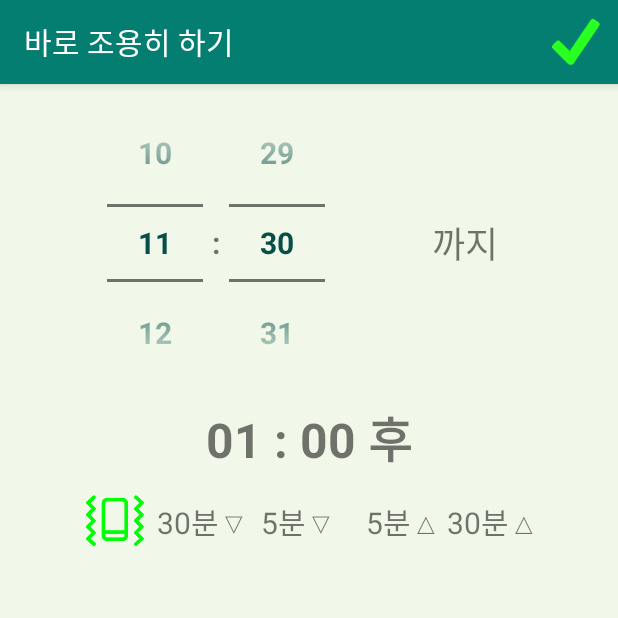
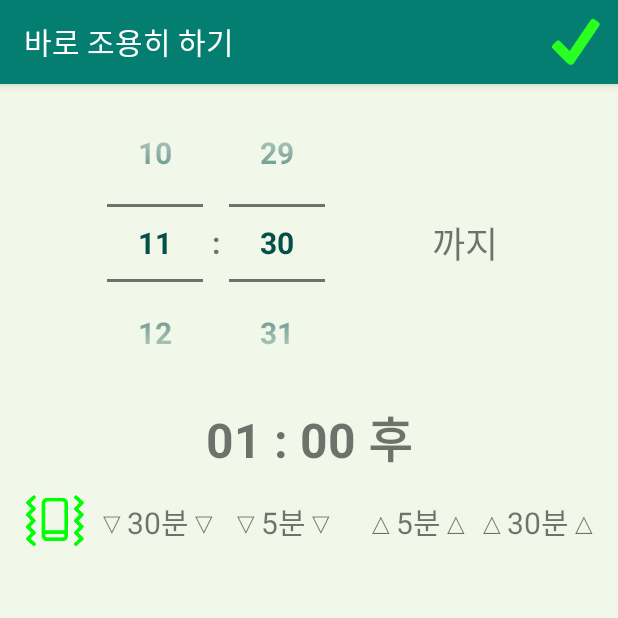
Before and after one commit to riopapa/AutoQuiet, an Android app: the OneTimeActivity screen opened directly, with no data from a screen before it, on a phone screen of 412 x 824 dp, the top half of it. Run offline under Robolectric (Android 15) with nearby library versions, the phone set to English and light mode, and no system bars.

Commit message:
Adjust notification bar, fix onetime call

```diff
--- a/app/src/main/java/com/urrecliner/letmequiet/OneTimeActivity.java
+++ b/app/src/main/java/com/urrecliner/letmequiet/OneTimeActivity.java
@@ -56,13 +56,14 @@ public class OneTimeActivity extends AppCompatActivity {
         subject = quietTask.getSubject();
         vibrate = quietTask.isVibrate();
         speaking = quietTask.isSpeaking();
+        durationMin = default_Duration;
         calendar = Calendar.getInstance();
         calendar.set(Calendar.SECOND,0);
         startHour = calendar.get(Calendar.HOUR_OF_DAY);
         startMin = calendar.get(Calendar.MINUTE);
-        finishHour = startHour + 1;     // default is 60 min.
-        finishMin = startMin;
-        durationMin = default_Duration;
+        calendar.add(Calendar.MINUTE, durationMin);
+        finishHour = calendar.get(Calendar.HOUR_OF_DAY);
+        finishMin = calendar.get(Calendar.MINUTE);
         binding.oneTimePicker.setIs24HourView(true);
         binding.oneTimePicker.setOnTimeChangedListener(new TimePicker.OnTimeChangedListener() {
             @Override
@@ -86,10 +87,10 @@ public class OneTimeActivity extends AppCompatActivity {
 
     void buildScreen() {
         String text;
-        text = interval_Short+"분▽"; binding.minus10Min.setText(text);
-        text = interval_Short+"분△"; binding.plus10Min.setText(text);
-        text = interval_Long+"분▽"; binding.minus30Min.setText(text);
-        text = interval_Long+"분△"; binding.plus30Min.setText(text);
+        text = "▽"+interval_Short+"분▽"; binding.minus10Min.setText(text);
+        text = "△"+interval_Short+"분△"; binding.plus10Min.setText(text);
+        text = "▽"+interval_Long+"분▽"; binding.minus30Min.setText(text);
+        text = "△"+interval_Long+"분△"; binding.plus30Min.setText(text);
     }
     void buttonSetting() {
         binding.oneVibrate.setImageResource((vibrate)? R.mipmap.phone_vibrate :R.mipmap.phone_quiet);
```
